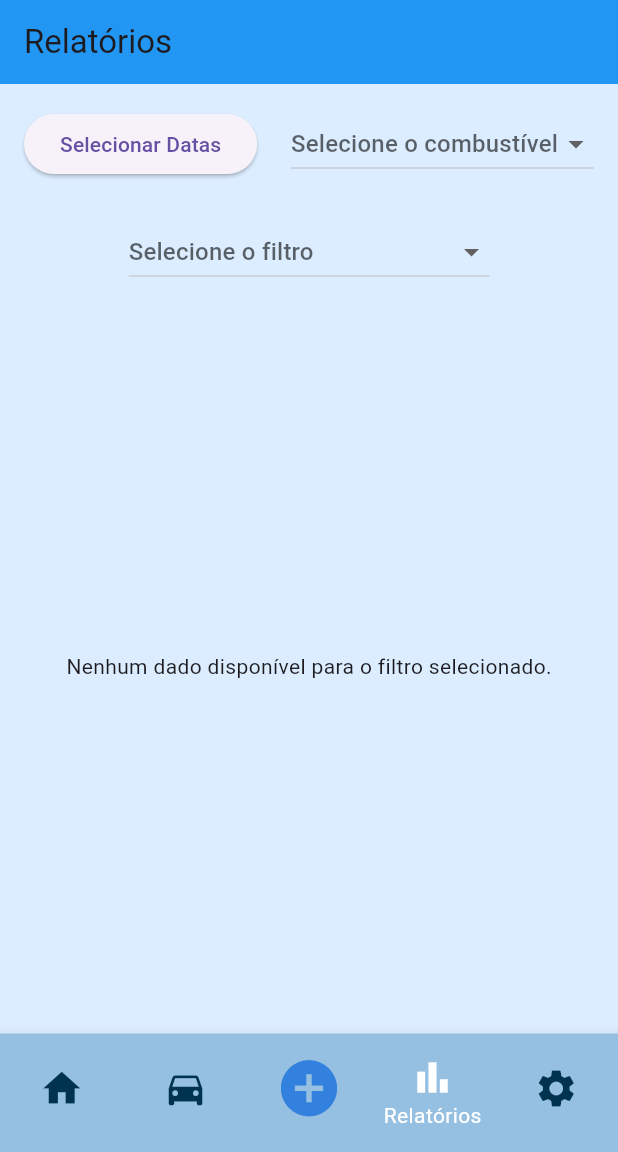
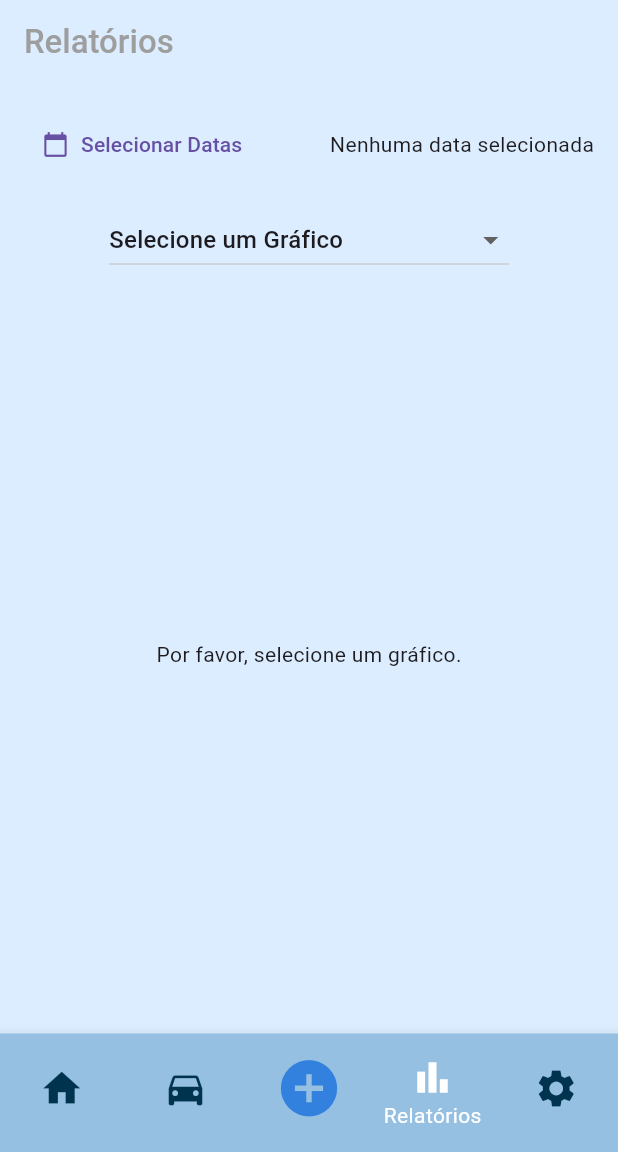
Before and after one commit to Madu-Guimaraes/FuelSaver, a Flutter app: the screen it shows after launch, item 4 of the bottom bar chosen, on a phone screen of 412 x 824 dp, the part 84-1236 px from its top. Run offline on Flutter 3.47's test engine with Material 3 defaults, Android fonts, the light colour scheme and no system bars; our stand-ins replace fl_chart, table_calendar.

Commit message:
add extras

```diff
--- a/lib/screens/bottom_navigator_bar.dart
+++ b/lib/screens/bottom_navigator_bar.dart
@@ -22,7 +22,7 @@ class _BottomNavBarScreenState extends State<BottomNavBarScreen> {
     HomeScreen(),
     VehicleScreen(),
     RegisterFueling(),
-    ReportScreen(),
+    ReportsScreen(),
     UserScreen(),
   ];
 
--- a/lib/screens/reports_screen.dart
+++ b/lib/screens/reports_screen.dart
@@ -1,189 +1,189 @@
-import 'package:flutter/material.dart';
-import 'package:fl_chart/fl_chart.dart';
-import 'package:fuel_saver/widgets/calendar_widget.dart';
-import 'package:intl/intl.dart';
+import 'package:flutter/material.dart'; // Importa o pacote Flutter para criação de interfaces
+import 'package:fl_chart/fl_chart.dart'; // Importa o pacote fl_chart para gráficos
+import 'package:fuel_saver/widgets/calendar_widget.dart'; // Importa o widget de calendário
+import 'package:fuel_saver/screens/register_fueling.dart'; // Importa a tela de registro de abastecimento
 
-class ReportScreen extends StatefulWidget {
-  const ReportScreen({super.key});
+// Classe principal da tela de relatórios
+class ReportsScreen extends StatefulWidget {
+  const ReportsScreen({super.key}); // Construtor com chave
 
   @override
-  _ReportScreenState createState() => _ReportScreenState();
+  State<ReportsScreen> createState() => _ReportsScreenState(); // Criação do estado da tela
 }
 
-//exemplo mokado
-class RefuelController {
-  List<Map<String, dynamic>> getAllRefuelData() {
-    return [
-      {'date': '25/12/2024', 'fuelType': 'Gasolina', 'liters': 20, 'odometer': 1000, 'price': 5.5},
-      {'date': '26/12/2024', 'fuelType': 'Álcool', 'liters': 15, 'odometer': 1050, 'price': 4.2},
-      // Adicione mais dados de combustível aqui
-    ];
-  }
-}
-
-class _ReportScreenState extends State<ReportScreen> {
-  final RefuelController _refuelController = RefuelController();
-  DateTime? _startDate;
-  DateTime? _endDate;
-  String? _selectedFuelType;
-  String? _selectedFilter;
-
-  List<Map<String, dynamic>> _filteredData = [];
-
-  void _filterData() {
-    final allData = _refuelController.getAllRefuelData();
-    setState(() {
-      _filteredData = allData.where((entry) {
-        final entryDate = DateFormat('dd/MM/yyyy').parse(entry['date']);
-        final isWithinDateRange = _startDate != null &&
-            _endDate != null &&
-            entryDate.isAfter(_startDate!.subtract(const Duration(days: 1))) &&
-            entryDate.isBefore(_endDate!.add(const Duration(days: 1)));
-        final isFuelTypeMatch = _selectedFuelType == null ||
-            entry['fuelType'] == _selectedFuelType;
-        return isWithinDateRange && isFuelTypeMatch;
-      }).toList();
-    });
-  }
-
-  void _selectDateRange() async {
-    final List<DateTime>? result = await Navigator.push(
-      context,
-      MaterialPageRoute(
-        builder: (context) => CalendarScreen(),
-      ),
-    );
-
-    if (result != null && result.length == 2) {
-      setState(() {
-        _startDate = result.first;
-        _endDate = result.last;
-      });
-      _filterData();
-    }
-  }
-
-  Widget _buildBarChart() {
-    if (_filteredData.isEmpty) {
-      return const Center(
-        child: Text("Nenhum dado disponível para o filtro selecionado."),
-      );
-    }
-
-    final barGroups = _filteredData.asMap().entries.map((entry) {
-      final index = entry.key;
-      final data = entry.value;
-      return BarChartGroupData(
-        x: index,
-        barRods: [
-          BarChartRodData(
-            toY: data['liters'].toDouble(),
-            color: Colors.blue,
-          ),
-        ],
-      );
-    }).toList();
-
-    return BarChart(
-      BarChartData(
-        titlesData: FlTitlesData(
-          leftTitles: AxisTitles(
-            sideTitles: SideTitles(showTitles: true),
-          ),
-          bottomTitles: AxisTitles(
-            sideTitles: SideTitles(
-              showTitles: true,
-              getTitlesWidget: (value, meta) {
-                final index = value.toInt();
-                if (index >= 0 && index < _filteredData.length) {
-                  return Text(
-                    DateFormat('dd/MM').format(
-                      DateFormat('dd/MM/yyyy').parse(_filteredData[index]['date']),
-                    ),
-                  );
-                }
-                return const Text('');
-              },
-            ),
-          ),
-        ),
-        barGroups: barGroups,
-        gridData: FlGridData(show: false),
-        borderData: FlBorderData(show: false),
-      ),
-    );
-  }
-
-  Widget _buildFilterDropdown() {
-    return DropdownButton<String>(
-      value: _selectedFilter,
-      hint: const Text("Selecione o filtro"),
-      items: ['Economia (km/L)', 'Comparação por Combustível', 'Gastos Mensais', 'Gastos Semanais'].map((filter) {
-        return DropdownMenuItem(
-          value: filter,
-          child: Text(filter),
-        );
-      }).toList(),
-      onChanged: (value) {
-        setState(() {
-          _selectedFilter = value;
-        });
-        _filterData();
-      },
-    );
-  }
+// Estado da tela de relatórios
+class _ReportsScreenState extends State<ReportsScreen> {
+  DateTime? startDate; // Armazena a data inicial selecionada
+  DateTime? endDate; // Armazena a data final selecionada
+  String selectedGraph = "Selecione um Gráfico"; // Valor inicial do gráfico
 
   @override
   Widget build(BuildContext context) {
-    return Scaffold(
-      appBar: AppBar(
-        title: const Text("Relatórios"),
-        backgroundColor: Colors.blue,
+    return Scaffold( // Estrutura principal da tela
+      appBar: AppBar( // Barra de navegação no topo
+        title: const Text( // Título da tela
+          "Relatórios",
+          style: TextStyle(fontWeight: FontWeight.w500, color: Colors.grey),
+        ),
+        backgroundColor: const Color(0XFFDCEDFF), // Cor do fundo da AppBar
       ),
-      body: Padding(
-        padding: const EdgeInsets.all(16.0),
-        child: Column(
+      body: Padding( // Cria um padding ao redor do conteúdo
+        padding: const EdgeInsets.all(16.0), // Define o padding de 16 pixels
+        child: Column( // Layout de coluna para os widgets
           children: [
-            Row(
-              mainAxisAlignment: MainAxisAlignment.spaceBetween,
+            // Seletor de datas
+            Row( // Alinha os widgets na horizontal
+              mainAxisAlignment: MainAxisAlignment.spaceBetween, // Espaçamento entre os widgets
               children: [
-                ElevatedButton(
-                  onPressed: _selectDateRange,
-                  child: const Text("Selecionar Datas"),
+                TextButton.icon( // Botão com ícone e texto
+                  icon: const Icon(Icons.calendar_today), // Ícone de calendário
+                  label: const Text("Selecionar Datas"), // Texto do botão
+                  onPressed: () async { // Ação ao pressionar o botão
+                    final dates = await showCalendarWidget(context); // Abre o calendário
+                    if (dates != null && dates.isNotEmpty) { // Verifica se as datas foram selecionadas
+                      setState(() { // Atualiza o estado da tela
+                        startDate = dates[0]; // Atribui a data inicial
+                        endDate = dates.length > 1 ? dates[1] : null; // Atribui a data final
+                      });
+                    }
+                  },
                 ),
-                DropdownButton<String>(
-                  value: _selectedFuelType,
-                  hint: const Text("Selecione o combustível"),
-                  items: ['Gasolina', 'Álcool', 'Diesel'].map((fuelType) {
-                    return DropdownMenuItem(
-                      value: fuelType,
-                      child: Text(fuelType),
-                    );
-                  }).toList(),
-                  onChanged: (value) {
-                    setState(() {
-                      _selectedFuelType = value;
-                    });
-                    _filterData();
-                  },
+                // Exibição do intervalo de datas selecionado
+                Text(
+                  endDate == null
+                      ? startDate != null
+                          ? "${_formatDate(startDate!)}" // Formata e exibe a data inicial
+                          : "Nenhuma data selecionada" // Caso não tenha data selecionada
+                      : "${_formatDate(startDate!)} - ${_formatDate(endDate!)}", // Exibe intervalo de datas
                 ),
               ],
             ),
-            const SizedBox(height: 16),
-            Padding(
-              padding: const EdgeInsets.symmetric(vertical: 8.0),
-              child: _buildFilterDropdown(),
+
+            const SizedBox(height: 16), // Espaço entre os widgets
+
+            // Dropdown para seleção de gráficos
+            DropdownButton<String>( // Dropdown para selecionar o tipo de gráfico
+              value: selectedGraph, // Valor selecionado
+              items: [
+                "Selecione um Gráfico",  // Adiciona a opção "Selecione um Gráfico"
+                "Economia Correspondente (km/l)",
+                "Comparação por Combustível",
+                "Gastos Mensais Totais",
+                "Gastos Semanais Totais",
+              ].map((String value) { // Cria a lista de itens
+                return DropdownMenuItem<String>( // Cada item do dropdown
+                  value: value,
+                  child: Text(value), // Exibe o texto do item
+                );
+              }).toList(),
+              onChanged: (value) { // Ação ao selecionar um item
+                setState(() { // Atualiza o estado da tela
+                  selectedGraph = value!; // Atualiza o gráfico selecionado
+                });
+              },
             ),
-            const SizedBox(height: 16),
-            Expanded(
-              child: SingleChildScrollView(
-                scrollDirection: Axis.horizontal,
-                child: _buildBarChart(),
-              ),
+
+            const SizedBox(height: 16), // Espaço entre os widgets
+
+            // Exibição do gráfico baseado na seleção
+            Expanded( // Faz com que o gráfico ocupe o espaço restante
+              child: _buildGraph(), // Chama o método que constrói o gráfico
             ),
           ],
         ),
       ),
     );
   }
+
+  /// Constrói o gráfico com base no tipo selecionado
+  Widget _buildGraph() {
+    // Dados simulados para os gráficos
+    final data = fetchDataForGraph(selectedGraph);
+
+    // Exibe o gráfico ou uma mensagem, dependendo da escolha
+    if (selectedGraph == "Selecione um Gráfico") { // Se não for selecionado um gráfico
+      return const Center(child: Text("Por favor, selecione um gráfico.")); // Mensagem de seleção
+    }
+
+    switch (selectedGraph) {
+      case "Economia Correspondente (km/l)":
+        return LineChart( // Gráfico de linha
+          LineChartData(
+            lineBarsData: [
+              LineChartBarData(
+                spots: data, // Dados para o gráfico de linha
+                isCurved: true, // Define se a linha será curva
+                dotData: FlDotData(show: true), // Exibe os pontos no gráfico
+              ),
+            ],
+          ),
+        );
+
+      case "Comparação por Combustível":
+        return BarChart( // Gráfico de barras
+          BarChartData(
+            barGroups: data
+                .map(
+                  (spot) => BarChartGroupData(
+                    x: spot.x.toInt(),
+                    barRods: [BarChartRodData(toY: spot.y, color: Colors.blue)], // Cor da barra
+                  ),
+                )
+                .toList(),
+          ),
+        );
+
+      case "Gastos Mensais Totais":
+      case "Gastos Semanais Totais":
+        return LineChart( // Gráfico de linha
+          LineChartData(
+            lineBarsData: [
+              LineChartBarData(
+                spots: data, // Dados para o gráfico de linha
+                isCurved: true, // Define se a linha será curva
+                dotData: FlDotData(show: true), // Exibe os pontos no gráfico
+              ),
+            ],
+          ),
+        );
+
+      default:
+        return const Center(child: Text("Nenhum gráfico disponível.")); // Caso nenhum gráfico seja selecionado
+    }
+  }
+
+  /// Formata a data no formato dd/MM/yyyy
+  String _formatDate(DateTime date) {
+    return "${date.day.toString().padLeft(2, '0')}/${date.month.toString().padLeft(2, '0')}/${date.year}"; // Formata a data
+  }
+
+  /// Simula a busca de dados para o gráfico com base no tipo selecionado
+  List<FlSpot> fetchDataForGraph(String graphType) {
+    // Aqui você integraria os dados reais do register_fuelling.dart
+    switch (graphType) {
+      case "Economia Correspondente (km/l)":
+        return [FlSpot(1, 15), FlSpot(2, 14), FlSpot(3, 13), FlSpot(4, 16)]; // Dados simulados
+      case "Comparação por Combustível":
+        return [FlSpot(1, 10), FlSpot(2, 20), FlSpot(3, 30)]; // Dados simulados
+      case "Gastos Mensais Totais":
+        return [FlSpot(1, 200), FlSpot(2, 250), FlSpot(3, 300)]; // Dados simulados
+      case "Gastos Semanais Totais":
+        return [FlSpot(1, 50), FlSpot(2, 70), FlSpot(3, 100)]; // Dados simulados
+      default:
+        return []; // Retorna lista vazia caso o gráfico não tenha dados
+    }
+  }
+
+  /// Método para abrir o calendário
+  Future<List<DateTime>> showCalendarWidget(BuildContext context) async {
+    final List<DateTime>? selectedDates = await Navigator.push(
+      context,
+      MaterialPageRoute(
+        builder: (context) => CalendarScreen(initialSelectedDates: []), // Abre a tela do calendário
+      ),
+    );
+
+    // Verifique se há datas selecionadas e retorne uma lista vazia caso contrário
+    return selectedDates ?? []; // Retorna as datas selecionadas ou uma lista vazia
+  }
 }
--- a/pubspec.yaml
+++ b/pubspec.yaml
@@ -13,13 +13,12 @@ dependencies:
 
   cupertino_icons: ^1.0.8
   table_calendar: ^3.0.0
+  fl_chart: ^0.70.1
 
 dev_dependencies:
   flutter_test:
     sdk: flutter
-
   flutter_lints: ^5.0.0
-  fl_chart: ^0.61.0
   intl: ^0.18.0
 
 flutter:
```
Also changed, not shown: pubspec.lock.
